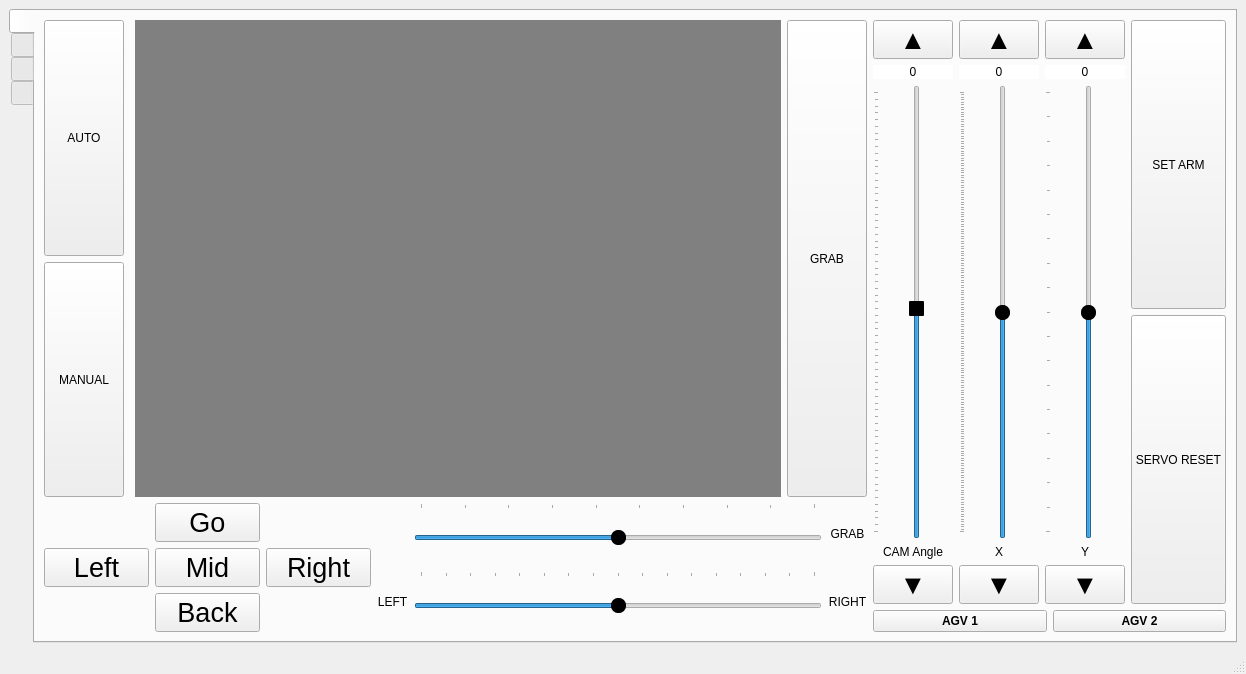
This is form.ui in LogisVision/QT_Controller as Qt 5 draws it before an edit. The edited form follows.
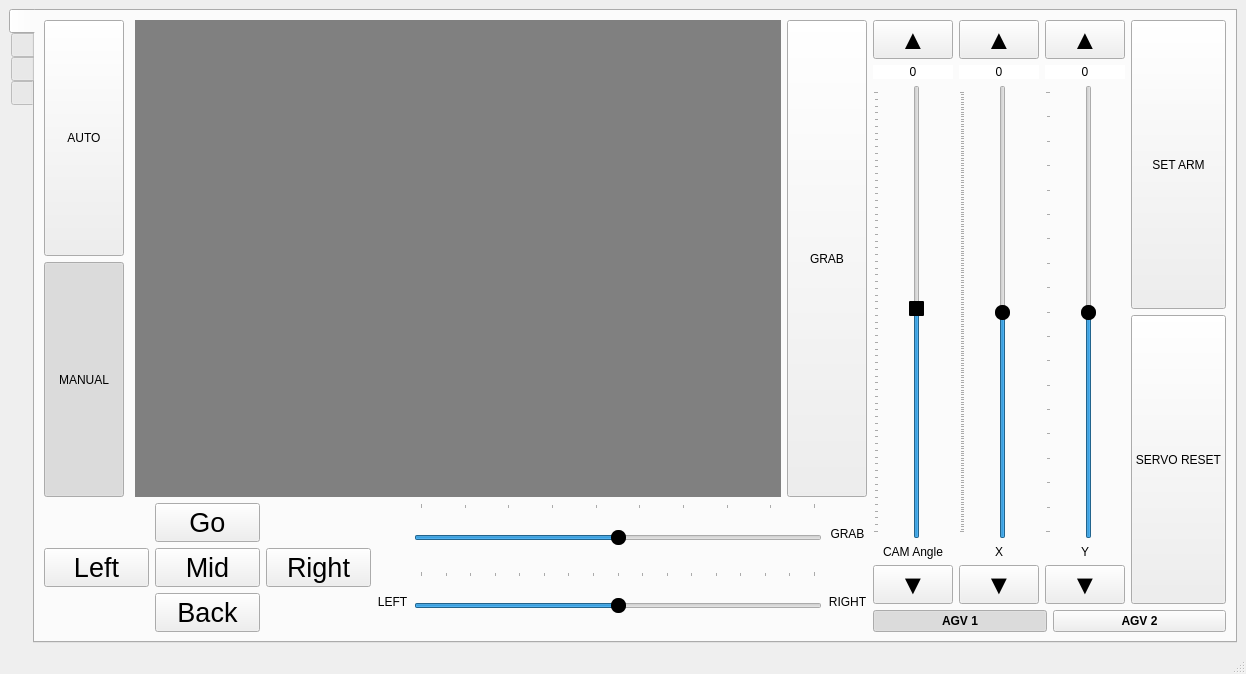
This is the edited form. Icons and pictures are not drawn.

What changed in the file:
```diff
--- a/form.ui
+++ b/form.ui
@@ -97,6 +97,9 @@
                   <property name="checkable">
                    <bool>true</bool>
                   </property>
+                  <property name="checked">
+                   <bool>true</bool>
+                  </property>
                  </widget>
                 </item>
                </layout>
@@ -735,6 +738,9 @@
               <property name="checkable">
                <bool>true</bool>
               </property>
+              <property name="checked">
+               <bool>true</bool>
+              </property>
              </widget>
             </item>
             <item>
```
